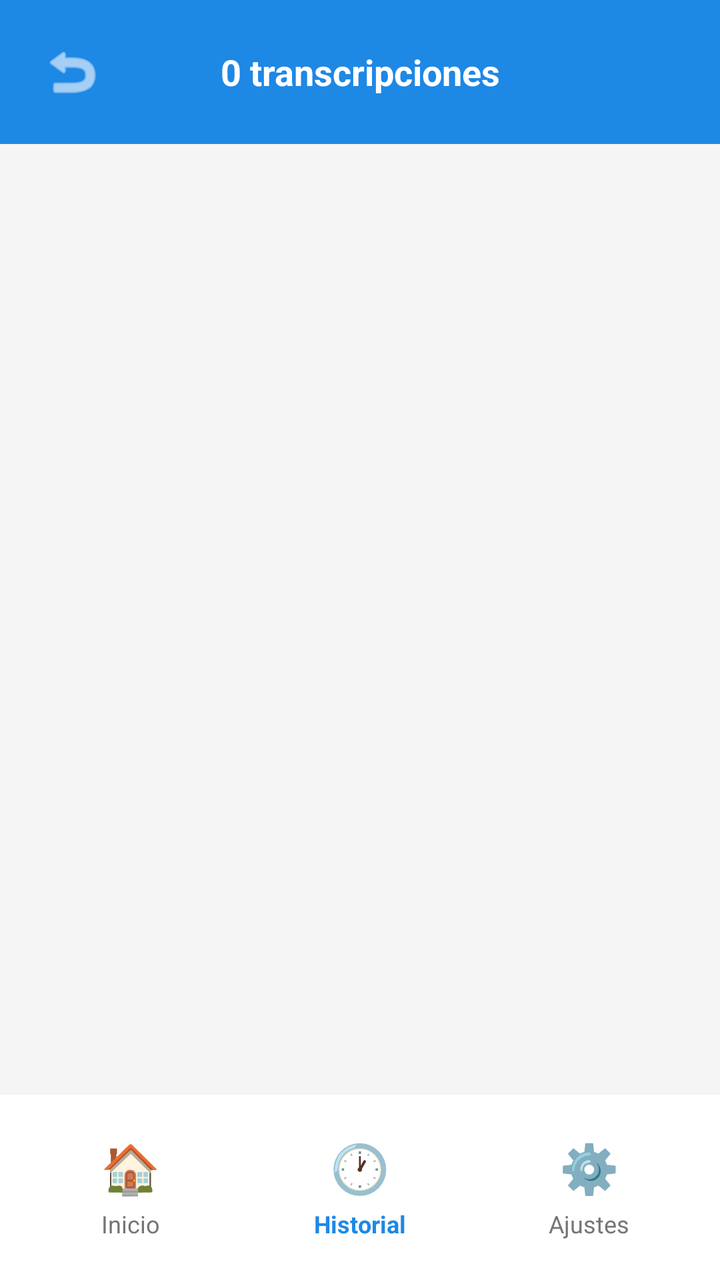
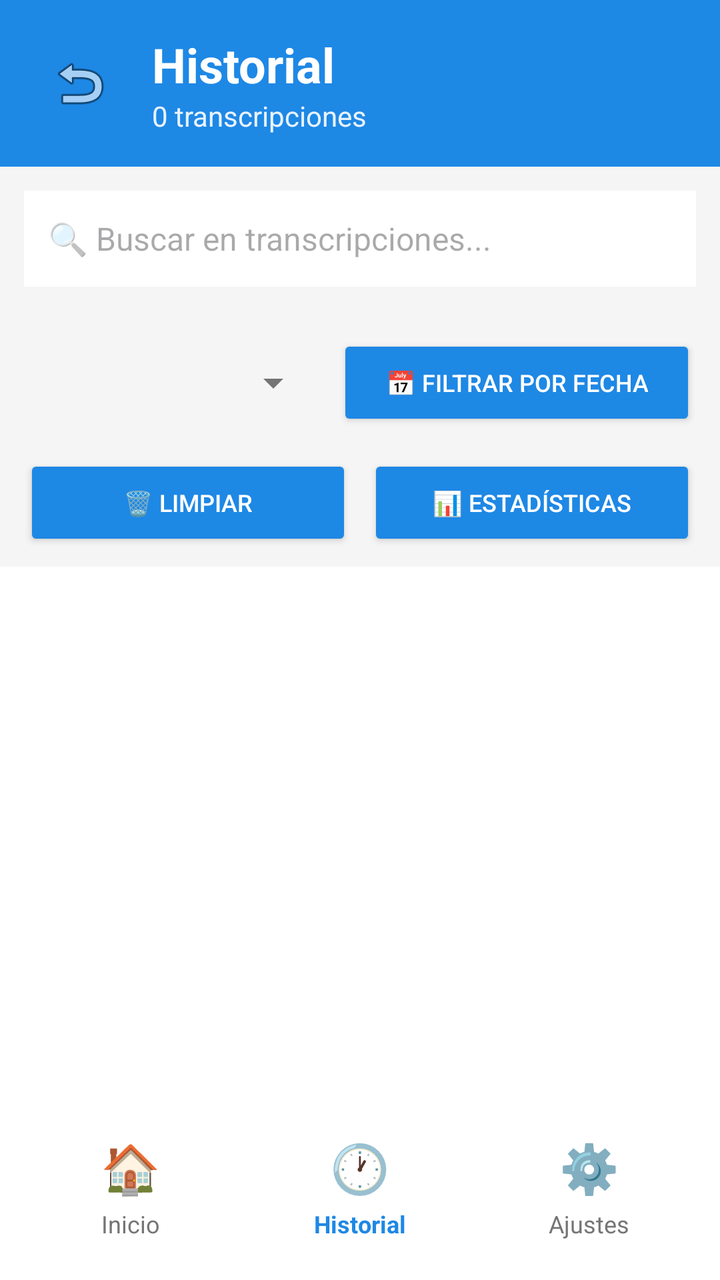

Screens rendered from an Android XML layout before and after an edit, with the pre-edit source and the edit as a unified diff.
<!-- AndroidManifest.xml: application theme Theme.Speachtotext -->
<!-- res/layout/activity_history.xml -->
<?xml version="1.0" encoding="utf-8"?>
<LinearLayout
    xmlns:android="http://schemas.android.com/apk/res/android"
    android:layout_width="match_parent"
    android:layout_height="match_parent"
    android:orientation="vertical"
    android:background="@color/background_light">

    
    <LinearLayout
        android:layout_width="match_parent"
        android:layout_height="wrap_content"
        android:orientation="horizontal"
        android:gravity="center_vertical"
        android:padding="16dp"
        android:background="@color/primary_blue">

        <ImageButton
            android:id="@+id/btnBack"
            android:layout_width="40dp"
            android:layout_height="40dp"
            android:src="@android:drawable/ic_menu_revert"
            android:background="?android:attr/selectableItemBackgroundBorderless"
            android:contentDescription="Volver"
            android:tint="@color/white"/>

        <TextView
            android:id="@+id/tvTranscriptionCount"
            android:layout_width="0dp"
            android:layout_height="wrap_content"
            android:layout_weight="1"
            android:text="0 transcripciones"
            android:textSize="18sp"
            android:textStyle="bold"
            android:textColor="@color/white"
            android:gravity="center"
            android:layout_marginStart="8dp"
            android:layout_marginEnd="8dp"/>

        <View
            android:layout_width="40dp"
            android:layout_height="40dp"/>
    </LinearLayout>

    
    <androidx.recyclerview.widget.RecyclerView
        android:id="@+id/recyclerViewHistory"
        android:layout_width="match_parent"
        android:layout_height="0dp"
        android:layout_weight="1"
        android:padding="8dp"
        android:clipToPadding="false"/>

    
    <TextView
        android:id="@+id/tvEmptyState"
        android:layout_width="match_parent"
        android:layout_height="0dp"
        android:layout_weight="1"
        android:text="📭\n\nNo hay transcripciones guardadas\n\nRealiza una transcripción para verla aquí"
        android:textSize="16sp"
        android:textColor="@color/text_secondary"
        android:gravity="center"
        android:visibility="gone"/>

    
    <LinearLayout
        android:layout_width="match_parent"
        android:layout_height="wrap_content"
        android:orientation="horizontal"
        android:paddingTop="12dp"
        android:paddingBottom="12dp"
        android:paddingStart="8dp"
        android:paddingEnd="8dp"
        android:background="@color/background_white"
        android:gravity="center"
        android:weightSum="3">

        <LinearLayout
            android:id="@+id/btnBottomHome"
            android:layout_width="0dp"
            android:layout_height="wrap_content"
            android:layout_weight="1"
            android:orientation="vertical"
            android:gravity="center"
            android:padding="8dp"
            android:clickable="true"
            android:focusable="true"
            android:background="?android:attr/selectableItemBackground">

            <TextView
                android:layout_width="wrap_content"
                android:layout_height="wrap_content"
                android:text="🏠"
                android:textSize="24sp"/>

            <TextView
                android:layout_width="wrap_content"
                android:layout_height="wrap_content"
                android:text="Inicio"
                android:textSize="12sp"
                android:textColor="@color/text_secondary"
                android:layout_marginTop="4dp"/>
        </LinearLayout>

        <LinearLayout
            android:id="@+id/btnBottomHistory"
            android:layout_width="0dp"
            android:layout_height="wrap_content"
            android:layout_weight="1"
            android:orientation="vertical"
            android:gravity="center"
            android:padding="8dp">

            <TextView
                android:layout_width="wrap_content"
                android:layout_height="wrap_content"
                android:text="🕐"
                android:textSize="24sp"/>

            <TextView
                android:layout_width="wrap_content"
                android:layout_height="wrap_content"
                android:text="Historial"
                android:textSize="12sp"
                android:textColor="@color/primary_blue"
                android:textStyle="bold"
                android:layout_marginTop="4dp"/>
        </LinearLayout>

        <LinearLayout
            android:id="@+id/btnBottomSettings"
            android:layout_width="0dp"
            android:layout_height="wrap_content"
            android:layout_weight="1"
            android:orientation="vertical"
            android:gravity="center"
            android:padding="8dp"
            android:clickable="true"
            android:focusable="true"
            android:background="?android:attr/selectableItemBackground">

            <TextView
                android:layout_width="wrap_content"
                android:layout_height="wrap_content"
                android:text="⚙️"
                android:textSize="24sp"/>

            <TextView
                android:layout_width="wrap_content"
                android:layout_height="wrap_content"
                android:text="Ajustes"
                android:textSize="12sp"
                android:textColor="@color/text_secondary"
                android:layout_marginTop="4dp"/>
        </LinearLayout>
    </LinearLayout>

</LinearLayout>
<!-- resources referenced by this layout -->
<resources>
  <color name="background_light">#F5F5F5</color>
  <color name="background_white">#FFFFFF</color>
  <color name="primary_blue">#1E88E5</color>
  <color name="text_secondary">#757575</color>
  <color name="white">#FFFFFFFF</color>
  <style name="Theme.Speachtotext" parent="Base.Theme.Speachtotext" />
  <style name="Base.Theme.Speachtotext" parent="Theme.Material3.DayNight.NoActionBar">
          
          <item name="colorPrimary">@color/primary_blue</item>
          <item name="colorPrimaryVariant">@color/primary_blue_dark</item>
          <item name="colorOnPrimary">@color/white</item>
  
          
          <item name="colorSurface">@color/background_white</item>
          <item name="colorOnSurface">@color/text_primary</item>
  
          
          <item name="android:windowBackground">@color/background_light</item>
          <item name="android:colorBackground">@color/background_light</item>
  
          
          <item name="android:textColorPrimary">@color/text_primary</item>
          <item name="android:textColorSecondary">@color/text_secondary</item>
          <item name="android:textColorTertiary">@color/text_tertiary</item>
      </style>
  <color name="primary_blue_dark">#1565C0</color>
  <color name="text_primary">#212121</color>
  <color name="text_tertiary">#BDBDBD</color>
</resources>

<!-- the commit's change to res/layout/activity_history.xml (unified diff, before → after) -->
@@ -4,42 +4,139 @@
     android:layout_width="match_parent"
     android:layout_height="match_parent"
     android:orientation="vertical"
-    android:background="@color/background_light">
-
-    
-    <LinearLayout
-        android:layout_width="match_parent"
-        android:layout_height="wrap_content"
-        android:orientation="horizontal"
-        android:gravity="center_vertical"
+    android:background="@color/background_white">
+
+    
+    <LinearLayout
+        android:layout_width="match_parent"
+        android:layout_height="wrap_content"
+        android:orientation="horizontal"
         android:padding="16dp"
-        android:background="@color/primary_blue">
+        android:background="@color/primary_blue"
+        android:gravity="center_vertical">
 
         <ImageButton
             android:id="@+id/btnBack"
-            android:layout_width="40dp"
-            android:layout_height="40dp"
+            android:layout_width="48dp"
+            android:layout_height="48dp"
             android:src="@android:drawable/ic_menu_revert"
             android:background="?android:attr/selectableItemBackgroundBorderless"
-            android:contentDescription="Volver"
-            android:tint="@color/white"/>
-
-        <TextView
-            android:id="@+id/tvTranscriptionCount"
-            android:layout_width="0dp"
-            android:layout_height="wrap_content"
-            android:layout_weight="1"
-            android:text="0 transcripciones"
-            android:textSize="18sp"
-            android:textStyle="bold"
-            android:textColor="@color/white"
-            android:gravity="center"
+            android:contentDescription="Volver"/>
+
+        <LinearLayout
+            android:layout_width="0dp"
+            android:layout_height="wrap_content"
+            android:layout_weight="1"
+            android:orientation="vertical"
+            android:layout_marginStart="12dp">
+
+            <TextView
+                android:layout_width="wrap_content"
+                android:layout_height="wrap_content"
+                android:text="Historial"
+                android:textSize="24sp"
+                android:textStyle="bold"
+                android:textColor="@color/white"/>
+
+            <TextView
+                android:id="@+id/tvTranscriptionCount"
+                android:layout_width="wrap_content"
+                android:layout_height="wrap_content"
+                android:text="0 transcripciones"
+                android:textSize="14sp"
+                android:textColor="@color/white"
+                android:alpha="0.9"/>
+        </LinearLayout>
+    </LinearLayout>
+
+    
+    <LinearLayout
+        android:layout_width="match_parent"
+        android:layout_height="wrap_content"
+        android:orientation="horizontal"
+        android:padding="12dp"
+        android:background="@color/background_light"
+        android:gravity="center_vertical">
+
+        <EditText
+            android:id="@+id/etSearch"
+            android:layout_width="0dp"
+            android:layout_height="48dp"
+            android:layout_weight="1"
+            android:hint="🔍 Buscar en transcripciones..."
+            android:padding="12dp"
+            android:background="@color/background_white"
+            android:textSize="16sp"
+            android:singleLine="true"/>
+
+        <ImageButton
+            android:id="@+id/btnClearSearch"
+            android:layout_width="48dp"
+            android:layout_height="48dp"
+            android:src="@android:drawable/ic_menu_close_clear_cancel"
+            android:background="?android:attr/selectableItemBackgroundBorderless"
+            android:contentDescription="Limpiar búsqueda"
+            android:visibility="gone"
+            android:layout_marginStart="8dp"/>
+    </LinearLayout>
+
+    
+    <LinearLayout
+        android:layout_width="match_parent"
+        android:layout_height="wrap_content"
+        android:orientation="horizontal"
+        android:padding="12dp"
+        android:background="@color/background_light"
+        android:gravity="center_vertical">
+
+        <Spinner
+            android:id="@+id/spinnerMode"
+            android:layout_width="0dp"
+            android:layout_height="wrap_content"
+            android:layout_weight="1"/>
+
+        <Button
+            android:id="@+id/btnDateFilter"
+            android:layout_width="wrap_content"
+            android:layout_height="wrap_content"
+            android:text="📅 Filtrar por fecha"
+            android:textSize="12sp"
+            android:backgroundTint="@color/primary_blue"
             android:layout_marginStart="8dp"
-            android:layout_marginEnd="8dp"/>
-
-        <View
-            android:layout_width="40dp"
-            android:layout_height="40dp"/>
+            style="?android:attr/buttonStyleSmall"/>
+    </LinearLayout>
+
+    
+    <LinearLayout
+        android:layout_width="match_parent"
+        android:layout_height="wrap_content"
+        android:orientation="horizontal"
+        android:paddingStart="12dp"
+        android:paddingEnd="12dp"
+        android:paddingBottom="8dp"
+        android:background="@color/background_light"
+        android:gravity="center_vertical">
+
+        <Button
+            android:id="@+id/btnClearFilters"
+            android:layout_width="0dp"
+            android:layout_height="wrap_content"
+            android:layout_weight="1"
+            android:text="🗑️ Limpiar"
+            android:textSize="12sp"
+            android:backgroundTint="@color/text_secondary"
+            style="?android:attr/buttonStyleSmall"/>
+
+        <Button
+            android:id="@+id/btnShowStats"
+            android:layout_width="0dp"
+            android:layout_height="wrap_content"
+            android:layout_weight="1"
+            android:text="📊 Estadísticas"
+            android:textSize="12sp"
+            android:backgroundTint="@color/accent_orange"
+            android:layout_marginStart="8dp"
+            style="?android:attr/buttonStyleSmall"/>
     </LinearLayout>
 
     
@@ -48,8 +145,7 @@
         android:layout_width="match_parent"
         android:layout_height="0dp"
         android:layout_weight="1"
-        android:padding="8dp"
-        android:clipToPadding="false"/>
+        android:padding="8dp"/>
 
     
     <TextView
<!-- resource entries referenced after the edit -->
@@ -1,5 +1,6 @@
 <!-- resources referenced by this layout -->
 <resources>
+  <color name="accent_orange">#FF9800</color>
   <color name="background_light">#F5F5F5</color>
   <color name="background_white">#FFFFFF</color>
   <color name="primary_blue">#1E88E5</color>
